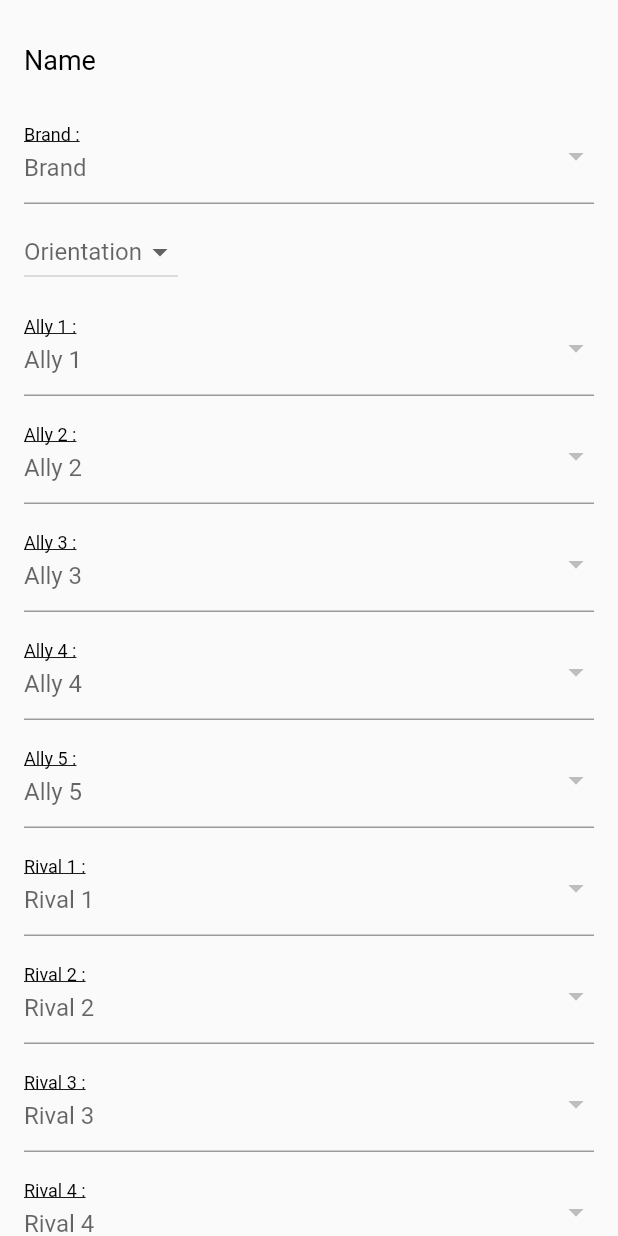
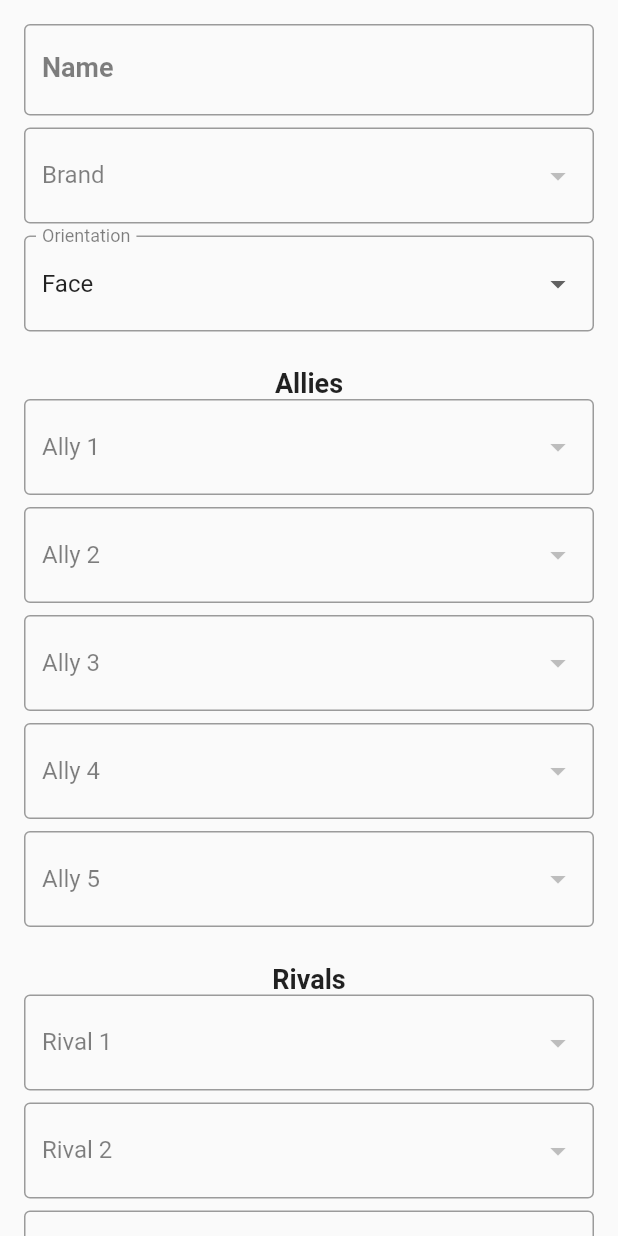
Before and after one commit to Evequios/Universe, a Flutter app: the UniverseSuperstarsFormWidget screen opened directly with empty values, on a phone screen of 412 x 824 dp. Run offline on Flutter 3.47's test engine with Material 2 defaults, Android fonts, the phone set to English and light mode, and no system bars; our stand-ins replace animated_splash_screen, cloud_firestore, firebase_core, sqflite; accounts and stored records are empty.

Commit message:
Mise à jour formulaires

```diff
--- a/lib/pages/Universe/UniverseShows/AddEditUniverseShowsPage.dart
+++ b/lib/pages/Universe/UniverseShows/AddEditUniverseShowsPage.dart
@@ -34,6 +34,8 @@ class _AddEditUniverseShowsPage extends State<AddEditUniverseShowsPage> {
   @override
   Widget build(BuildContext context) => Scaffold(
     appBar: AppBar(
+      title: const Text("Show's infos"),
+      centerTitle: true,
       actions: [buildButton()],
     ),
     body: Form(
--- a/lib/widget/Universe/UniverseSuperstarsFormWidget.dart
+++ b/lib/widget/Universe/UniverseSuperstarsFormWidget.dart
@@ -1,6 +1,7 @@
 import 'package:flutter/material.dart';
 import 'package:wwe_universe/classes/Universe/UniverseBrands.dart';
 import 'package:wwe_universe/classes/Universe/UniverseSuperstars.dart';
+import 'package:wwe_universe/widget/IRL/IRLNewsFormWidget.dart';
 
 const List<String> listOrientations = <String>['Face', 'Tweener', 'Heel'];
 UniverseBrands defaultBrand = const UniverseBrands(name: 'nom');
@@ -84,7 +85,8 @@ class UniverseSuperstarsFormWidget extends StatelessWidget {
                 buildBrand(),
                 const SizedBox(height: 8,),
                 buildOrientation(),
-                const SizedBox(height: 8,),
+                const SizedBox(height: 24,),
+                const Text('Allies', style: TextStyle(fontWeight: FontWeight.bold, fontSize: 18),),
                 buildAlly1(),
                 const SizedBox(height: 8,),
                 buildAlly2(),
@@ -94,7 +96,8 @@ class UniverseSuperstarsFormWidget extends StatelessWidget {
                 buildAlly4(),
                 const SizedBox(height: 8,),
                 buildAlly5(),
-                const SizedBox(height: 8,),
+                const SizedBox(height: 24,),
+                const Text('Rivals', style: TextStyle(fontWeight: FontWeight.bold, fontSize: 18),),
                 buildRival1(),
                 const SizedBox(height: 8,),
                 buildRival2(),
@@ -114,12 +117,16 @@ class UniverseSuperstarsFormWidget extends StatelessWidget {
 
 
   Widget buildName() => TextFormField(
+    textCapitalization: TextCapitalization.sentences,
     initialValue: name,
-    style: const TextStyle(color: Colors.black, fontSize: 18),
-    decoration: const InputDecoration(
-      border: InputBorder.none,
-      hintText: 'Name',
-      hintStyle: TextStyle(color: Colors.black),
+    style: const TextStyle(
+      fontWeight: FontWeight.bold,
+      fontSize: 18,
+    ),
+    decoration: InputDecoration(
+      labelText : "Name",
+      labelStyle: TextStyle(color: Colors.black87.withOpacity(0.5), fontSize: 18, ),
+      border: const OutlineInputBorder(),
     ),
     validator: (name) => name != null && name.isEmpty ? "The name can't be empty": null,
     onChanged: onChangedName,
@@ -129,11 +136,11 @@ class UniverseSuperstarsFormWidget extends StatelessWidget {
     ButtonTheme(
       alignedDropdown: true,
       child: DropdownButtonFormField(
-        decoration: const InputDecoration(
-        labelText: 'Brand : ',
-        labelStyle: TextStyle(decoration: TextDecoration.underline, color: Colors.black),
+      decoration: InputDecoration(
+        border: const OutlineInputBorder(),
+        labelText: 'Brand',
+        labelStyle: TextStyle(color: Colors.black87.withOpacity(0.5)),
       ),
-        hint : const Text("Brand"),
         value: brand != 0 ? brand : defaultBrand.id,
         onChanged: onChangedBrand,
         items: listBrands!.map((brand){
@@ -144,27 +151,34 @@ class UniverseSuperstarsFormWidget extends StatelessWidget {
     ),
   );
 
-  Widget buildOrientation() => Container(alignment: Alignment.bottomLeft,child: DropdownButton(
-    hint: const Text("Orientation"),
-    value: orientation == "" ? null : orientation,
-    onChanged : onChangedOrientation,
-    items: listOrientations.map((orientation){
-      return DropdownMenuItem<String>(
-        value: orientation == "" ? null : orientation,
-        child: Text(orientation));
-    }).toList(),
-    ),
-  );
+  Widget buildOrientation() =>
+    ButtonTheme(
+      alignedDropdown: true,
+      child: DropdownButtonFormField(
+      decoration: InputDecoration(
+        border: const OutlineInputBorder(),
+        labelText: 'Orientation',
+        labelStyle: TextStyle(color: Colors.black87.withOpacity(0.5)),
+      ),
+        value: orientation != '' && orientation != null ? orientation : listOrientations[0],
+        onChanged: onChangedOrientation,
+        items: listOrientations.map((orientation){
+        return DropdownMenuItem(
+          value: orientation != '' ? orientation : listOrientations[0],
+          child: Text(orientation));
+      }).toList(),
+      ));
+
 
   Widget buildAlly1() =>
   ButtonTheme(
     alignedDropdown: true,
     child: DropdownButtonFormField(
-      decoration: const InputDecoration(
-      labelText: 'Ally 1 : ',
-      labelStyle: TextStyle(decoration: TextDecoration.underline, color: Colors.black),
+      decoration: InputDecoration(
+      border: const OutlineInputBorder(),
+        labelText: 'Ally 1',
+        labelStyle: TextStyle(color: Colors.black87.withOpacity(0.5)),
     ),
-      hint : const Text("Ally 1"),
       value: ally1 != 0 ? ally1 : defaultSup.id,
       onChanged: onChangedAlly1,
       items: listSuperstars!.map((ally1){
@@ -179,11 +193,11 @@ class UniverseSuperstarsFormWidget extends StatelessWidget {
   ButtonTheme(
     alignedDropdown: true,
     child: DropdownButtonFormField(
-      decoration: const InputDecoration(
-      labelText: 'Ally 2 : ',
-      labelStyle: TextStyle(decoration: TextDecoration.underline, color: Colors.black),
+    decoration: InputDecoration(
+      border: const OutlineInputBorder(),
+        labelText: 'Ally 2',
+        labelStyle: TextStyle(color: Colors.black87.withOpacity(0.5)),
     ),
-      hint : const Text("Ally 2"),
       value: ally2 != 0 ? ally2 : defaultSup.id,
       onChanged: onChangedAlly2,
       items: listSuperstars!.map((ally2){
@@ -198,11 +212,11 @@ class UniverseSuperstarsFormWidget extends StatelessWidget {
   ButtonTheme(
     alignedDropdown: true,
     child: DropdownButtonFormField(
-      decoration: const InputDecoration(
-      labelText: 'Ally 3 : ',
-      labelStyle: TextStyle(decoration: TextDecoration.underline, color: Colors.black),
+      decoration: InputDecoration(
+      border: const OutlineInputBorder(),
+        labelText: 'Ally 3',
+        labelStyle: TextStyle(color: Colors.black87.withOpacity(0.5)),
     ),
-      hint : const Text("Ally 3"),
       value: ally3 != 0 ? ally3 : defaultSup.id,
       onChanged: onChangedAlly3,
       items: listSuperstars!.map((ally3){
@@ -217,11 +231,11 @@ class UniverseSuperstarsFormWidget extends StatelessWidget {
   ButtonTheme(
     alignedDropdown: true,
     child: DropdownButtonFormField(
-      decoration: const InputDecoration(
-      labelText: 'Ally 4 : ',
-      labelStyle: TextStyle(decoration: TextDecoration.underline, color: Colors.black),
+      decoration: InputDecoration(
+      border: const OutlineInputBorder(),
+        labelText: 'Ally 4',
+        labelStyle: TextStyle(color: Colors.black87.withOpacity(0.5)),
     ),
-      hint : const Text("Ally 4"),
       value: ally4 != 0 ? ally4 : defaultSup.id,
       onChanged: onChangedAlly4,
       items: listSuperstars!.map((ally4){
@@ -236,11 +250,11 @@ class UniverseSuperstarsFormWidget extends StatelessWidget {
   ButtonTheme(
     alignedDropdown: true,
     child: DropdownButtonFormField(
-      decoration: const InputDecoration(
-      labelText: 'Ally 5 : ',
-      labelStyle: TextStyle(decoration: TextDecoration.underline, color: Colors.black),
+      decoration: InputDecoration(
+      border: const OutlineInputBorder(),
+        labelText: 'Ally 5',
+        labelStyle: TextStyle(color: Colors.black87.withOpacity(0.5)),
     ),
-      hint : const Text("Ally 5"),
       value: ally5 != 0 ? ally5 : defaultSup.id,
       onChanged: onChangedAlly5,
       items: listSuperstars!.map((ally5){
@@ -255,11 +269,11 @@ class UniverseSuperstarsFormWidget extends StatelessWidget {
   ButtonTheme(
     alignedDropdown: true,
     child: DropdownButtonFormField(
-      decoration: const InputDecoration(
-      labelText: 'Rival 1 : ',
-      labelStyle: TextStyle(decoration: TextDecoration.underline, color: Colors.black),
+      decoration: InputDecoration(
+      border: const OutlineInputBorder(),
+        labelText: 'Rival 1',
+        labelStyle: TextStyle(color: Colors.black87.withOpacity(0.5)),
     ),
-      hint : const Text("Rival 1"),
       value: rival1 != 0 ? rival1 : defaultSup.id,
       onChanged: onChangedRival1,
       items: listSuperstars!.map((rival1){
@@ -275,11 +289,11 @@ class UniverseSuperstarsFormWidget extends StatelessWidget {
   ButtonTheme(
     alignedDropdown: true,
     child: DropdownButtonFormField(
-      decoration: const InputDecoration(
-      labelText: 'Rival 2 : ',
-      labelStyle: TextStyle(decoration: TextDecoration.underline, color: Colors.black),
+      decoration: InputDecoration(
+      border: const OutlineInputBorder(),
+        labelText: 'Rival 2',
+        labelStyle: TextStyle(color: Colors.black87.withOpacity(0.5)),
     ),
-      hint : const Text("Rival 2"),
       value: rival2 != 0 ? rival2 : defaultSup.id,
       onChanged: onChangedRival2,
       items: listSuperstars!.map((rival2){
@@ -295,11 +309,11 @@ class UniverseSuperstarsFormWidget extends StatelessWidget {
   ButtonTheme(
     alignedDropdown: true,
     child: DropdownButtonFormField(
-      decoration: const InputDecoration(
-      labelText: 'Rival 3 : ',
-      labelStyle: TextStyle(decoration: TextDecoration.underline, color: Colors.black),
+      decoration: InputDecoration(
+      border: const OutlineInputBorder(),
+        labelText: 'Rival 3',
+        labelStyle: TextStyle(color: Colors.black87.withOpacity(0.5)),
     ),
-      hint : const Text("Rival 3"),
       value: rival3 != 0 ? rival3 : defaultSup.id,
       onChanged: onChangedRival3,
       items: listSuperstars!.map((rival3){
@@ -315,11 +329,11 @@ class UniverseSuperstarsFormWidget extends StatelessWidget {
   ButtonTheme(
     alignedDropdown: true,
     child: DropdownButtonFormField(
-      decoration: const InputDecoration(
-      labelText: 'Rival 4 : ',
-      labelStyle: TextStyle(decoration: TextDecoration.underline, color: Colors.black),
+      decoration: InputDecoration(
+      border: const OutlineInputBorder(),
+        labelText: 'Rival 4',
+        labelStyle: TextStyle(color: Colors.black87.withOpacity(0.5)),
     ),
-      hint : const Text("Rival 4"),
       value: rival4 != 0 ? rival4 : defaultSup.id,
       onChanged: onChangedRival4,
       items: listSuperstars!.map((rival4){
@@ -335,11 +349,11 @@ class UniverseSuperstarsFormWidget extends StatelessWidget {
   ButtonTheme(
     alignedDropdown: true,
     child: DropdownButtonFormField(
-      decoration: const InputDecoration(
-      labelText: 'Rival 5 : ',
-      labelStyle: TextStyle(decoration: TextDecoration.underline, color: Colors.black),
+      decoration: InputDecoration(
+      border: const OutlineInputBorder(),
+        labelText: 'Rival 5',
+        labelStyle: TextStyle(color: Colors.black87.withOpacity(0.5)),
     ),
-      hint : const Text("Rival 5"),
       value: rival5 != 0 ? rival5 : defaultSup.id,
       onChanged: onChangedRival5,
       items: listSuperstars!.map((rival5){
```
Also changed, not shown: ToDo.txt (+15 -0 lines), lib/pages/Universe/UniverseDraft/UniverseDraftPage.dart (+16 -53 lines), lib/widget/Universe/UniverseBrandsFormWidget.dart (+9 -5 lines), lib/widget/Universe/UniverseMatchesFormWidget.dart (+52 -49 lines), lib/widget/Universe/UniverseNewsFormWidget.dart (+35 -27 lines), lib/widget/Universe/UniverseShowsFormWidget.dart (+40 -24 lines), lib/widget/Universe/UniverseStorylinesFormWidget.dart (+53 -38 lines), lib/widget/Universe/UniverseTeamsFormWidget.dart (+26 -24 lines), lib/widget/Universe/UniverseTitlesFormWidget.dart (+24 -21 lines).
